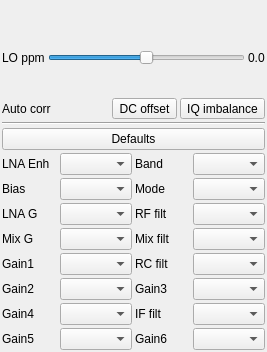
The window that plugins/samplesource/fcdpro/fcdprogui.ui (f4exb/sdrangel) describes before a commit, drawn with Qt 5.
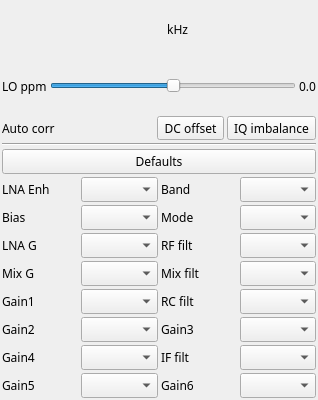
The same window after the commit. Custom widgets are drawn as their Qt base class.

Commit message: Font face and size normalization: added missing input interface GUIs

Diff of the .ui file:
```diff
--- a/plugins/samplesource/fcdpro/fcdprogui.ui
+++ b/plugins/samplesource/fcdpro/fcdprogui.ui
@@ -6,8 +6,8 @@
    <rect>
     <x>0</x>
     <y>0</y>
-    <width>267</width>
-    <height>352</height>
+    <width>318</width>
+    <height>400</height>
    </rect>
   </property>
   <property name="sizePolicy">
@@ -16,6 +16,12 @@
     <verstretch>0</verstretch>
    </sizepolicy>
   </property>
+  <property name="font">
+   <font>
+    <family>Sans Serif</family>
+    <pointsize>9</pointsize>
+   </font>
+  </property>
   <property name="windowTitle">
    <string>FunCubeDongle</string>
   </property>
@@ -78,6 +84,13 @@
        </property>
       </widget>
      </item>
+     <item>
+      <widget class="QLabel" name="freqUnits">
+       <property name="text">
+        <string> kHz</string>
+       </property>
+      </widget>
+     </item>
      <item>
       <spacer name="horizontalSpacer_2">
        <property name="orientation">
@@ -374,17 +387,17 @@
   </layout>
  </widget>
  <customwidgets>
+  <customwidget>
+   <class>ButtonSwitch</class>
+   <extends>QToolButton</extends>
+   <header>gui/buttonswitch.h</header>
+  </customwidget>
   <customwidget>
    <class>ValueDial</class>
    <extends>QWidget</extends>
    <header>gui/valuedial.h</header>
    <container>1</container>
   </customwidget>
-  <customwidget>
-   <class>ButtonSwitch</class>
-   <extends>QToolButton</extends>
-   <header>gui/buttonswitch.h</header>
-  </customwidget>
  </customwidgets>
  <resources/>
  <connections/>
```
The commit also changes 10 other files.
